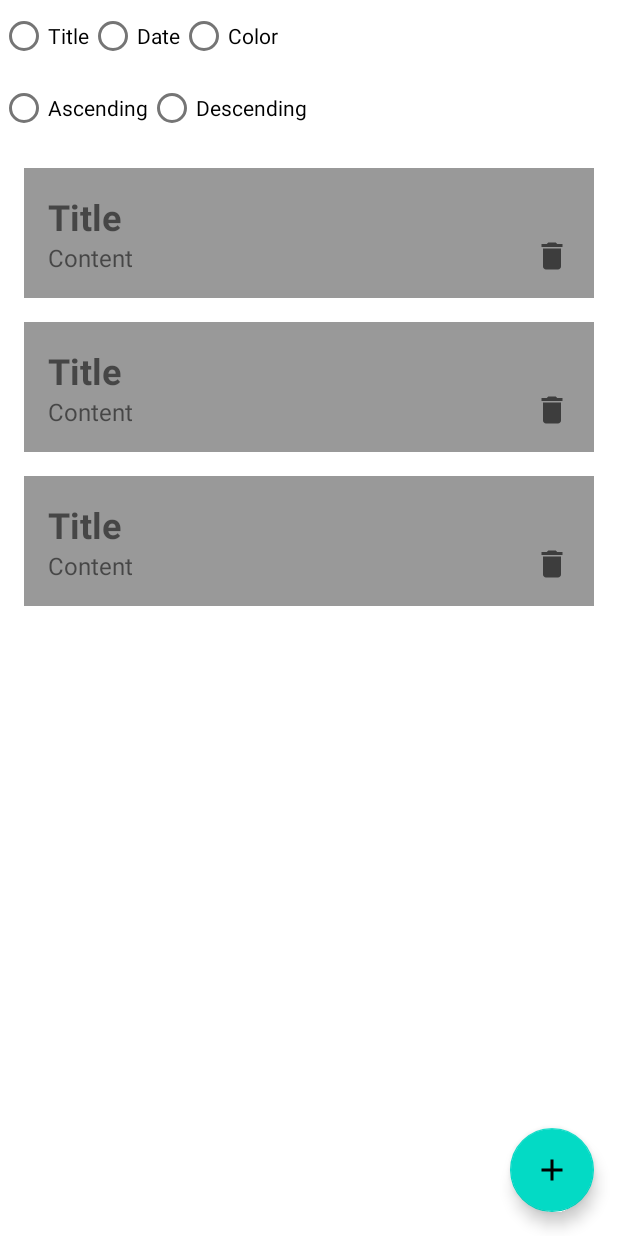
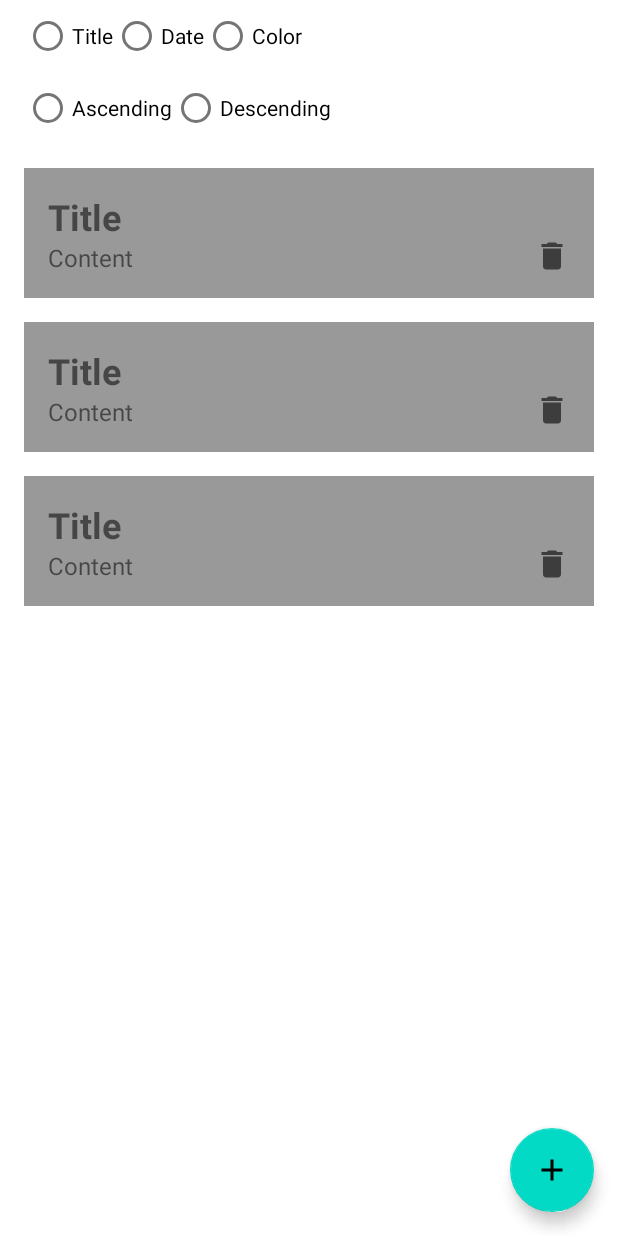
Before and after one commit to xon235/android-note-app, an Android app: the layout fragment_notes.xml on its own in the app's theme, with its tools: preview values and no code run, on a phone screen of 412 x 824 dp. Run offline under Robolectric (Android 15) with nearby library versions, the phone set to English and light mode, and no system bars.

Commit message:
Add Left Padding To Sort UI

```diff
--- a/app/src/main/res/layout/fragment_notes.xml
+++ b/app/src/main/res/layout/fragment_notes.xml
@@ -14,6 +14,7 @@
         app:layout_constraintTop_toTopOf="parent"
         app:layout_constraintStart_toStartOf="parent"
         app:layout_constraintEnd_toEndOf="parent"
+        android:paddingLeft="16dp"
         android:visibility="gone"
         tools:visibility="visible">
         <RadioGroup
```
